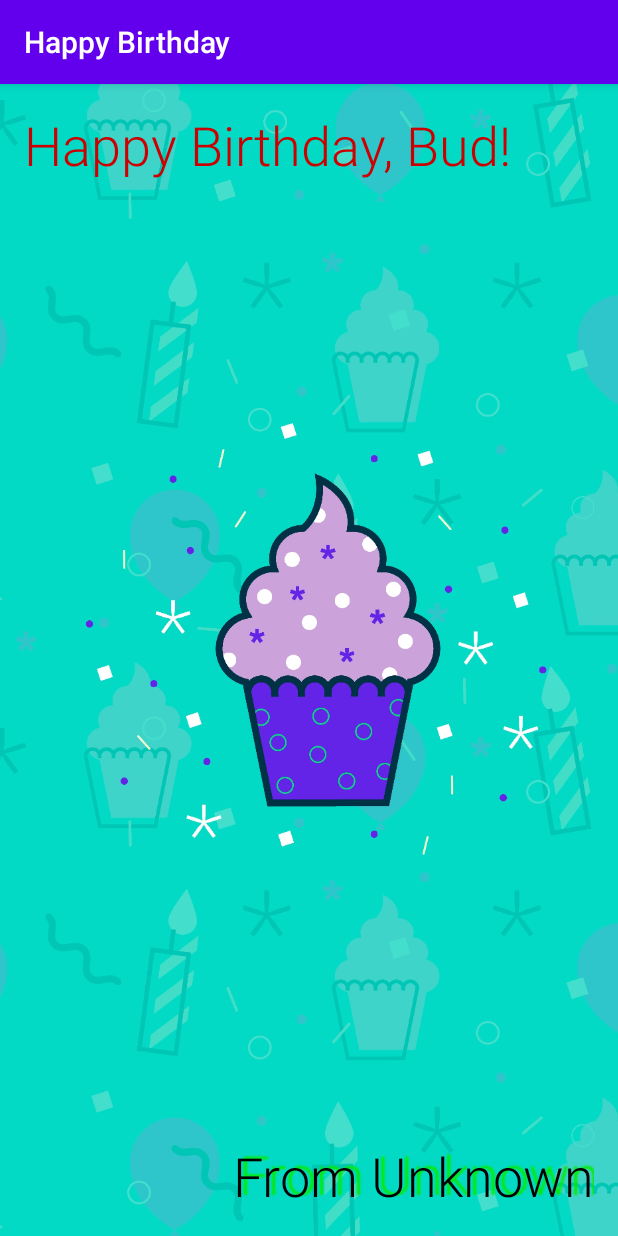
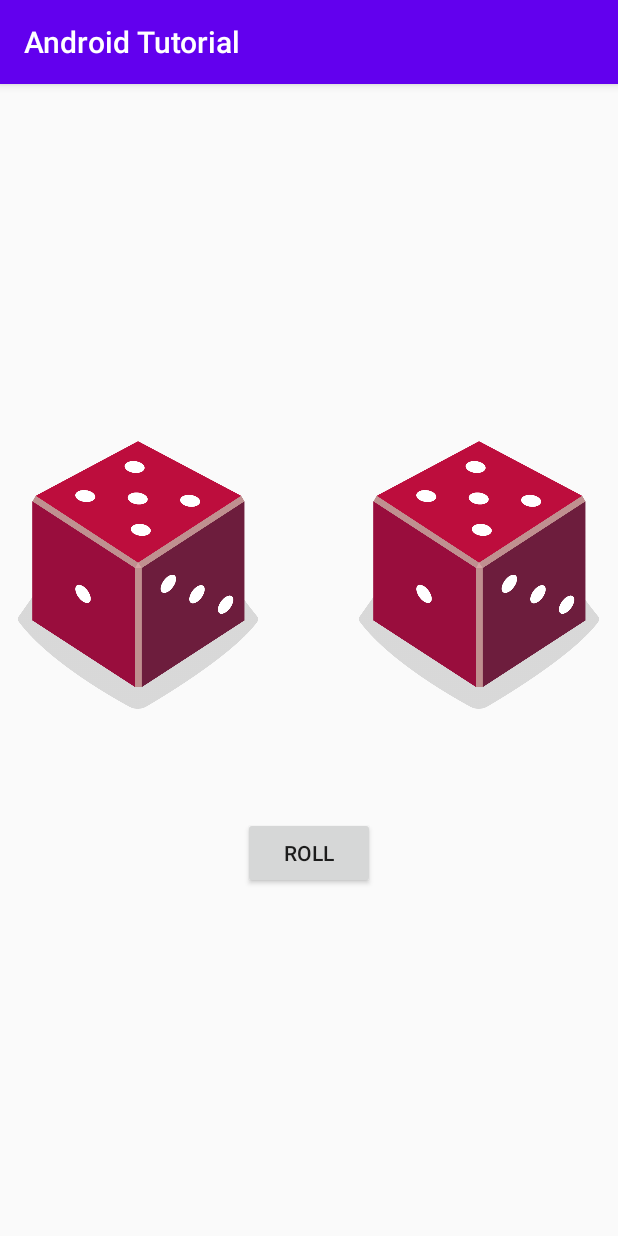
Before and after one commit to keixille/android-tutorial, an Android app: the screen it shows after launch (MainActivity), on a phone screen of 412 x 824 dp. Run offline under Robolectric (Android 15) with nearby library versions, the phone set to English and light mode, and no system bars.

Commit message:
finish dice roller apps

```diff
--- a/app/src/main/AndroidManifest.xml
+++ b/app/src/main/AndroidManifest.xml
@@ -1,6 +1,6 @@
 <?xml version="1.0" encoding="utf-8"?>
 <manifest xmlns:android="http://schemas.android.com/apk/res/android"
-    package="com.example.happybirthday">
+    package="com.example.tutorial">
 
     <application
         android:allowBackup="true"
@@ -9,10 +9,9 @@
         android:roundIcon="@mipmap/ic_launcher_round"
         android:supportsRtl="true"
         android:theme="@style/AppTheme">
-        <activity android:name=".MainActivity">
+        <activity android:name="com.example.tutorial.MainActivity">
             <intent-filter>
                 <action android:name="android.intent.action.MAIN" />
-
                 <category android:name="android.intent.category.LAUNCHER" />
             </intent-filter>
         </activity>
--- a/app/src/main/java/com/example/happybirthday/MainActivity.kt
+++ b/app/src/main/java/com/example/tutorial/HappyBirthdayActivity.kt
@@ -1,11 +1,11 @@
-package com.example.happybirthday
+package com.example.tutorial
 
 import androidx.appcompat.app.AppCompatActivity
 import android.os.Bundle
 
-class MainActivity : AppCompatActivity() {
+class HappyBirthdayActivity : AppCompatActivity() {
     override fun onCreate(savedInstanceState: Bundle?) {
         super.onCreate(savedInstanceState)
-        setContentView(R.layout.activity_main)
+        setContentView(R.layout.activity_happy_birthday)
     }
 }
--- /dev/null
+++ b/app/src/main/java/com/example/tutorial/MainActivity.kt
@@ -0,0 +1,62 @@
+package com.example.tutorial
+
+import android.os.Bundle
+import android.widget.Button
+import android.widget.ImageView
+import androidx.appcompat.app.AppCompatActivity
+
+/**
+ * This activity allow user to roll dice and view its result on screen
+ */
+class MainActivity : AppCompatActivity() {
+    override fun onCreate(savedInstanceState: Bundle?) {
+        super.onCreate(savedInstanceState)
+        setContentView(R.layout.activity_main)
+
+        val rollButton: Button = findViewById(R.id.button);
+        rollButton.setOnClickListener { rollDice() }
+
+        // Display the dice for the first time and lucky number
+        rollDice()
+    }
+
+    /**
+     * Roll the dice and show its result on the screen
+     */
+    private fun rollDice() {
+        // Create new Dice object with 6 sides and red color, then roll it
+        val diceOne = Dice(6, "red")
+        val diceOneRoll = diceOne.roll()
+        val diceTwo = Dice(6, "blue")
+        val diceTwoRoll = diceTwo.roll()
+
+        // Update screen of text view with value of dice roll
+        val diceImageOne: ImageView = findViewById(R.id.imageView1)
+        diceImageOne.setImageResource(getDrawableResource(diceOneRoll))
+        diceImageOne.contentDescription = diceOneRoll.toString()
+
+        val diceImageTwo: ImageView = findViewById(R.id.imageView2)
+        diceImageTwo.setImageResource(getDrawableResource(diceTwoRoll))
+        diceImageTwo.contentDescription = diceTwoRoll.toString()
+    }
+
+    /**
+     * Get drawable resource based on dice roll value
+     */
+    private fun getDrawableResource(dice: Int): Int {
+        return when (dice) {
+            1 -> R.drawable.dice_1
+            2 -> R.drawable.dice_2
+            3 -> R.drawable.dice_3
+            4 -> R.drawable.dice_4
+            5 -> R.drawable.dice_5
+            else -> R.drawable.dice_6
+        }
+    }
+}
+
+class Dice(private val numSides: Int, val color: String) {
+    fun roll(): Int {
+        return (1..numSides).random()
+    }
+}
--- a/app/src/main/res/layout/activity_main.xml
+++ b/app/src/main/res/layout/activity_main.xml
@@ -6,46 +6,40 @@
     android:layout_height="match_parent"
     tools:context=".MainActivity">
 
-    <ImageView
-        android:id="@+id/imageView"
-        android:layout_width="0dp"
-        android:layout_height="0dp"
-        android:importantForAccessibility="no"
-        android:scaleType="centerCrop"
+    <Button
+        android:id="@+id/button"
+        android:layout_width="wrap_content"
+        android:layout_height="wrap_content"
+        android:layout_marginTop="40dp"
+        android:text="@string/roll"
         app:layout_constraintBottom_toBottomOf="parent"
         app:layout_constraintEnd_toEndOf="parent"
+        app:layout_constraintHorizontal_bias="0.5"
         app:layout_constraintStart_toStartOf="parent"
         app:layout_constraintTop_toTopOf="parent"
-        app:srcCompat="@drawable/androidparty" />
+        app:layout_constraintVertical_bias="0.660" />
 
-    <TextView
-        android:id="@+id/textView1"
-        android:layout_width="wrap_content"
-        android:layout_height="wrap_content"
-        android:layout_marginStart="16dp"
-        android:layout_marginTop="16dp"
-        android:fontFamily="sans-serif-light"
-        android:text="@string/happy_birthday_text"
-        android:textColor="@android:color/holo_red_dark"
-        android:textSize="36sp"
+    <ImageView
+        android:id="@+id/imageView1"
+        android:layout_width="160dp"
+        android:layout_height="200dp"
+        app:layout_constraintBottom_toBottomOf="parent"
+        app:layout_constraintEnd_toEndOf="@+id/imageView2"
+        app:layout_constraintHorizontal_bias="0.05"
         app:layout_constraintStart_toStartOf="parent"
-        app:layout_constraintTop_toTopOf="parent" />
+        app:layout_constraintTop_toTopOf="parent"
+        app:layout_constraintVertical_bias="0.4"
+        tools:srcCompat="@drawable/dice_1" />
 
-    <TextView
-        android:id="@+id/textView2"
-        android:layout_width="wrap_content"
-        android:layout_height="wrap_content"
-        android:layout_marginEnd="16dp"
-        android:layout_marginBottom="16dp"
-        android:fontFamily="sans-serif-light"
-        android:shadowColor="#00EC04"
-        android:shadowDx="6.0"
-        android:shadowDy="-2.0"
-        android:shadowRadius="1"
-        android:text="@string/signature_text"
-        android:textColor="@android:color/black"
-        android:textSize="36sp"
+    <ImageView
+        android:id="@+id/imageView2"
+        android:layout_width="160dp"
+        android:layout_height="200dp"
         app:layout_constraintBottom_toBottomOf="parent"
-        app:layout_constraintEnd_toEndOf="parent" />
-
+        app:layout_constraintEnd_toEndOf="parent"
+        app:layout_constraintHorizontal_bias="0.95"
+        app:layout_constraintStart_toStartOf="parent"
+        app:layout_constraintTop_toTopOf="parent"
+        app:layout_constraintVertical_bias="0.4"
+        tools:srcCompat="@drawable/dice_1" />
 </androidx.constraintlayout.widget.ConstraintLayout>
--- a/app/src/main/res/values/strings.xml
+++ b/app/src/main/res/values/strings.xml
@@ -1,5 +1,6 @@
 <resources>
-    <string name="app_name">Happy Birthday</string>
+    <string name="app_name">Android Tutorial</string>
     <string name="happy_birthday_text">Happy Birthday, Bud!</string>
     <string name="signature_text">From Unknown</string>
+    <string name="roll">Roll</string>
 </resources>
```
Also changed, not shown: app/src/main/res/layout/activity_happy_birthday.xml (added, +51 -0 lines), app/src/main/res/drawable-xxhdpi/dice_1.png (added), app/src/main/res/drawable-xxhdpi/dice_2.png (added), app/src/main/res/drawable-xxhdpi/dice_3.png (added), app/src/main/res/drawable-xxhdpi/dice_4.png (added), app/src/main/res/drawable-xxhdpi/dice_5.png (added), app/src/main/res/drawable-xxhdpi/dice_6.png (added), 5 other files.
